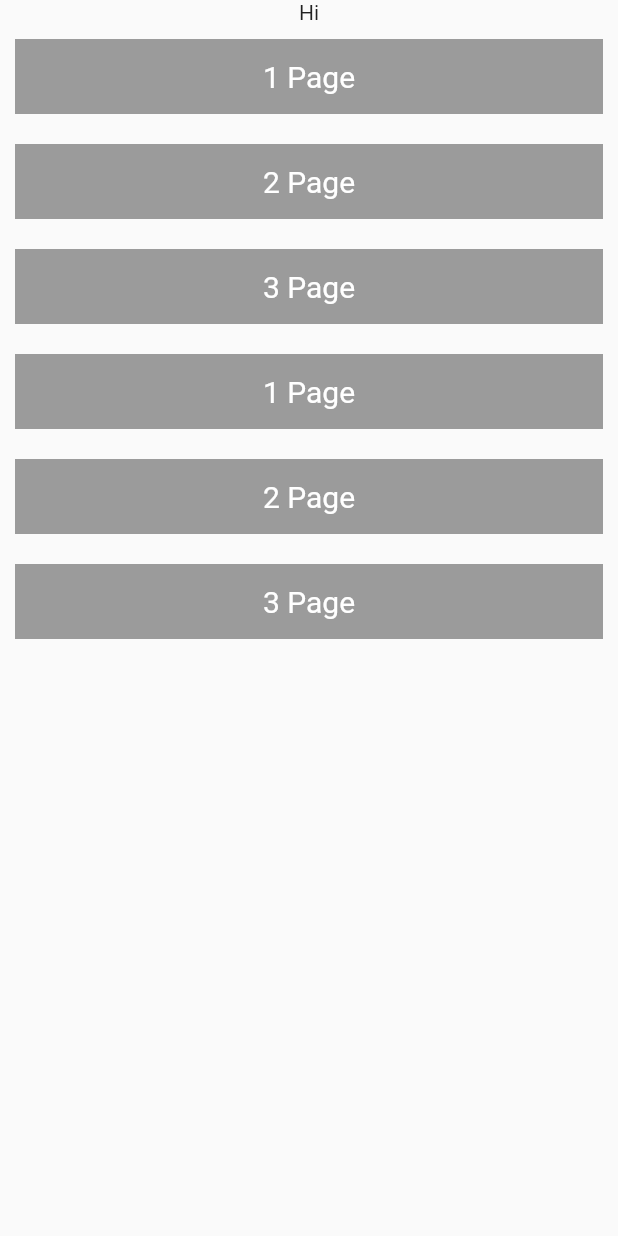
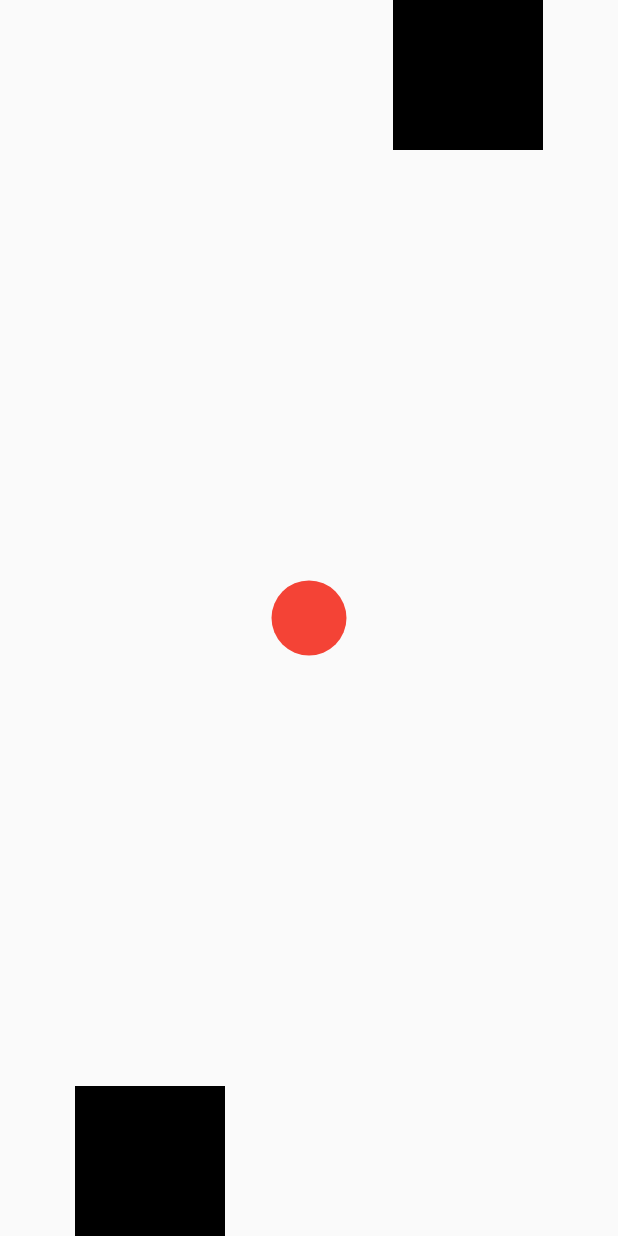
Before and after one commit to patelmeet341993/row_column, a Flutter app: the screen it shows after launch, on a phone screen of 412 x 824 dp. Run offline on Flutter 3.47's test engine with Material 2 defaults, Android fonts, the phone set to English and light mode, and no system bars; our stand-ins replace cached_network_image, flutter_spinkit, flutter_toggle_tab, geolocator.

Commit message:
animation

```diff
--- /dev/null
+++ b/lib/animation/place_anim.dart
@@ -0,0 +1,82 @@
+import 'package:flutter/material.dart';
+
+class PlaceAnimation extends StatefulWidget {
+  const PlaceAnimation({Key? key}) : super(key: key);
+
+  @override
+  _PlaceAnimationState createState() => _PlaceAnimationState();
+}
+
+class _PlaceAnimationState extends State<PlaceAnimation>
+    with SingleTickerProviderStateMixin {
+  late AnimationController controller;
+  late Animation<double> animation;
+
+  @override
+  void initState() {
+    super.initState();
+
+    controller =
+        AnimationController(vsync: this, duration: Duration(seconds: 3));
+    animation = Tween<double>(begin: 0, end: 100).animate(controller)
+      ..addListener(() {
+        setState(() {});
+      });
+
+    controller.forward();
+
+    animation.addStatusListener((status) {
+
+      if(status==AnimationStatus.completed)
+      {
+        print("sound 2");
+        controller.reverse();
+      }
+      else if(status==AnimationStatus.dismissed)
+      {
+        print("sound 1");
+        controller.forward();
+      }
+
+    });
+
+  }
+
+  @override
+  Widget build(BuildContext context) {
+    return SafeArea(
+        child: Scaffold(
+      body: Stack(
+        children: [
+          Positioned(
+              right: animation.value,
+              top: 0,
+              child: Container(
+                height: 100,
+                width: 100,
+                color: Colors.black,
+              )),
+          Positioned(
+              bottom: 0,
+              left:animation.value ,
+              child: Container(
+                height: 100,
+                width: 100,
+                color: Colors.black,
+              )),
+          Center(
+            child: Container(
+              height: animation.value,
+              width: animation.value,
+              decoration: BoxDecoration(
+                borderRadius: BorderRadius.circular(animation.value),
+                color: Colors.red,
+              ),
+
+            ),
+          )
+        ],
+      ),
+    ));
+  }
+}
--- a/lib/main.dart
+++ b/lib/main.dart
@@ -2,6 +2,10 @@ import 'dart:developer';
 
 import 'package:flutter/material.dart';
 import 'package:flutter_app/First_page.dart';
+import 'package:flutter_app/animation/ColorAnim.dart';
+import 'package:flutter_app/animation/hero_anim1.dart';
+import 'package:flutter_app/animation/hero_animation.dart';
+import 'package:flutter_app/animation/place_anim.dart';
 import 'package:flutter_app/asyncFun/async_home.dart';
 import 'package:flutter_app/location/location_home.dart';
 import 'package:flutter_app/pageview/pageview_home.dart';
@@ -28,7 +32,7 @@ class MyApp extends StatelessWidget {
   @override
   Widget build(BuildContext context) {
     return MaterialApp(
-      home: PageViewHome(),
+      home: PlaceAnimation(),
     );
   }
 }
--- a/lib/pageview/pageview_home.dart
+++ b/lib/pageview/pageview_home.dart
@@ -1,3 +1,4 @@
+import 'package:cached_network_image/cached_network_image.dart';
 import 'package:flutter/material.dart';
 import 'package:flutter_app/asyncFun/async_home.dart';
 import 'package:flutter_app/calc/Calc.dart';
@@ -42,7 +43,7 @@ class _PageViewHomeState extends State<PageViewHome> {
             LocationHome();
 
 
-          return Calc();
+           return Calc();
 
         }),
       ),
```
Also changed, not shown: lib/animation/ColorAnim.dart (added, +56 -0 lines), lib/animation/hero_anim1.dart (added, +25 -0 lines), lib/animation/hero_animation.dart (added, +35 -0 lines).
